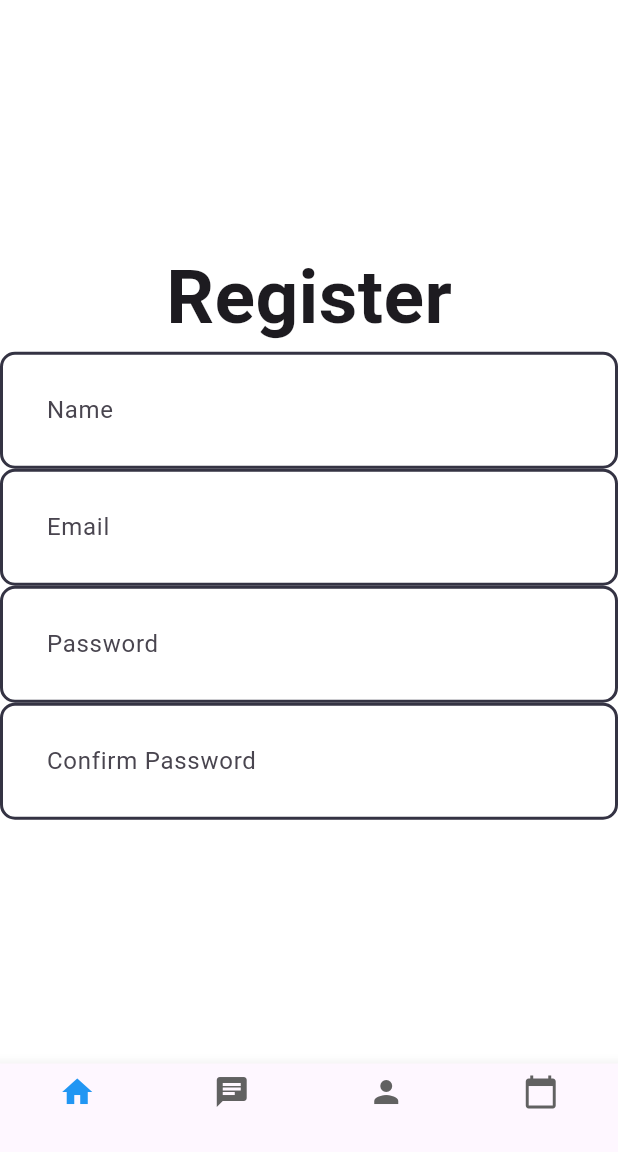
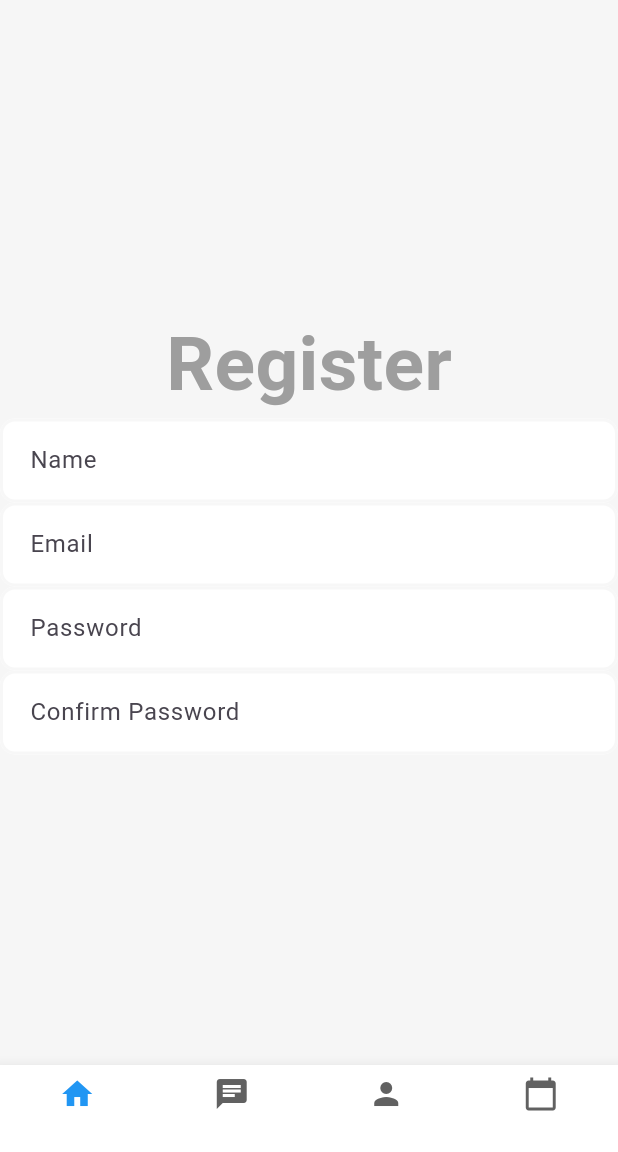
Before and after one commit to Sewjith/MedicalAppProject, a Flutter app: the Register screen opened by its route, on a phone screen of 412 x 824 dp, the part 84-1236 px from its top. Run offline on Flutter 3.47's test engine with Material 3 defaults, Android fonts, the phone set to English and light mode, and no system bars; our stand-ins replace go_router.

Commit message:
Theme Updated

```diff
--- a/lib/core/themes/app_themes.dart
+++ b/lib/core/themes/app_themes.dart
@@ -9,10 +9,57 @@ class AppTheme {
     ),
     borderRadius: BorderRadius.circular(10),
   );
+
   static final lightThemeMode = ThemeData.light().copyWith(
-      scaffoldBackgroundColor: AppPallete.whiteColor,
-      inputDecorationTheme: InputDecorationTheme(
-          contentPadding: const EdgeInsets.all(27),
-          enabledBorder: _border,
-          focusedBorder: _border));
+    scaffoldBackgroundColor: AppPallete.backgroundColor,
+    primaryColor: AppPallete.primaryColor,
+    appBarTheme: const AppBarTheme(
+      backgroundColor: AppPallete.whiteColor,
+      elevation: 0,
+      iconTheme: IconThemeData(color: Colors.black),
+    ),
+    inputDecorationTheme: InputDecorationTheme(
+      contentPadding: const EdgeInsets.all(16),
+      enabledBorder: _border,
+      focusedBorder: _border,
+      filled: true,
+      fillColor: AppPallete.whiteColor,
+    ),
+    textTheme: const TextTheme(
+      displayLarge: TextStyle( // Replaces headline1
+        fontSize: 24,
+        fontWeight: FontWeight.bold,
+        color: Colors.black,
+      ),
+      bodyLarge: TextStyle( // Replaces bodyText1
+        fontSize: 16,
+        color: Colors.black,
+      ),
+      bodyMedium: TextStyle( // Replaces bodyText2
+        fontSize: 14,
+        color: AppPallete.greyColor,
+      ),
+    ),
+    buttonTheme: ButtonThemeData(
+      buttonColor: AppPallete.primaryColor,
+      shape: RoundedRectangleBorder(
+        borderRadius: BorderRadius.circular(10),
+      ),
+    ),
+    elevatedButtonTheme: ElevatedButtonThemeData(
+      style: ElevatedButton.styleFrom(
+        backgroundColor: AppPallete.primaryColor,
+        foregroundColor: Colors.white,
+        padding: const EdgeInsets.symmetric(vertical: 14),
+        shape: RoundedRectangleBorder(
+          borderRadius: BorderRadius.circular(10),
+        ),
+      ),
+    ),
+    bottomNavigationBarTheme: BottomNavigationBarThemeData(
+      backgroundColor: AppPallete.whiteColor,
+      selectedItemColor: AppPallete.primaryColor,
+      unselectedItemColor: AppPallete.greyColor,
+    ),
+  );
 }
--- a/lib/core/themes/color_palette.dart
+++ b/lib/core/themes/color_palette.dart
@@ -1,11 +1,12 @@
 import 'package:flutter/material.dart';
 
 class AppPallete {
-  static const Color backgroundColor = Color.fromRGBO(24, 24, 32, 1);
-  static const Color gradient1 = Color.fromRGBO(187, 63, 221, 1);
-  static const Color gradient2 = Color.fromRGBO(251, 109, 169, 1);
-  static const Color gradient3 = Color.fromRGBO(255, 159, 124, 1);
-  static const Color borderColor = Color.fromRGBO(52, 51, 67, 1);
+  static const Color backgroundColor = Color(0xFFF6F6F6); // Light Gray
+  static const Color primaryColor = Color(0xFF478FE2); // Blue
+  static const Color secondaryColor = Color(0xFFFAFAFA); // Soft White
+  static const Color lightBackground = Color(0xFFF5F5F5); // Off White
+  static const Color darkText = Color(0xFFE8E8E8); // Grayish White
+  static const Color borderColor = Color(0xFFF7F7F7); // Muted Gray
   static const Color whiteColor = Colors.white;
   static const Color greyColor = Colors.grey;
   static const Color errorColor = Colors.redAccent;
```
